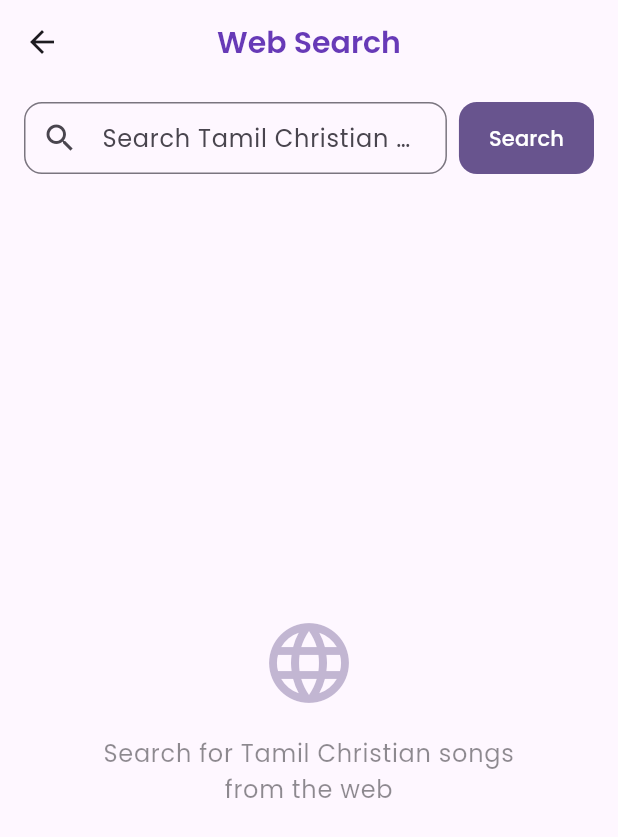
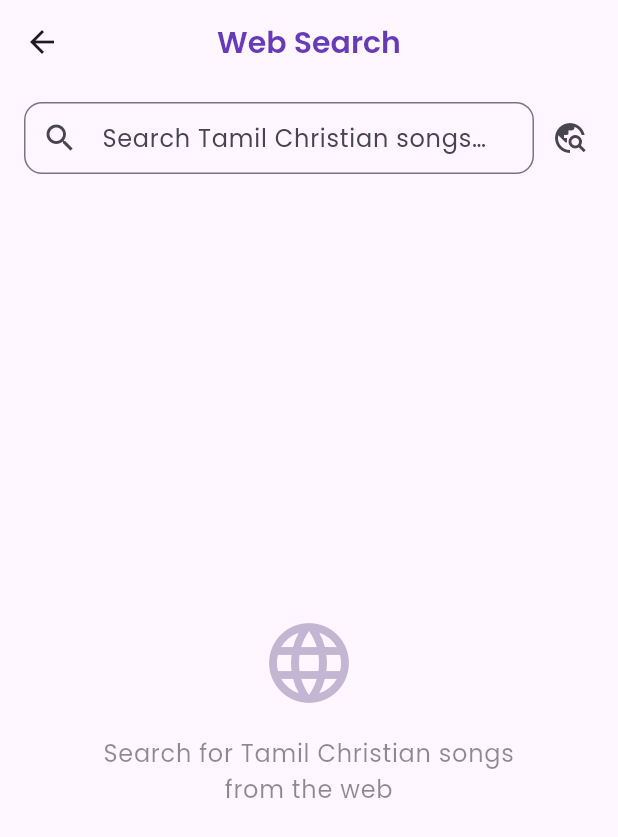
Before and after one commit to samuelshan123/church_presenter, a Flutter app: the WebSearchScreen screen opened directly, on a phone screen of 412 x 824 dp. Shown: the top 837 px of the screen. Run offline on Flutter 3.47's test engine with Material 3 defaults, Android fonts, the phone set to English and light mode, and no system bars; our stand-ins replace flutter_colorpicker, google_fonts, image_picker, shared_preferences, shelf, shelf_web_socket and 2 more; missing offline and left inert: shelf_router; accounts and stored records are empty.

Commit message:
efficent web search added

```diff
--- a/lib/ui/screens/songs/web_search_screen.dart
+++ b/lib/ui/screens/songs/web_search_screen.dart
@@ -22,6 +22,12 @@ class _WebSearchScreenState extends State<WebSearchScreen> {
   String? _error;
 
   @override
+  void initState() {
+    super.initState();
+    _searchController.addListener(() => setState(() {}));
+  }
+
+  @override
   void dispose() {
     _searchController.dispose();
     super.dispose();
@@ -39,7 +45,7 @@ class _WebSearchScreenState extends State<WebSearchScreen> {
     });
 
     try {
-      final results = await _searchService.searchSongs(query);
+      final results = await _searchService.searchTitles(query);
       if (mounted) {
         setState(() {
           _results = results;
@@ -62,7 +68,6 @@ class _WebSearchScreenState extends State<WebSearchScreen> {
       MaterialPageRoute(
         builder: (_) => WebSongDetailScreen(
           title: result.title,
-          lyrics: result.lyrics,
           sourceUrl: result.resolvedSource,
           serverService: widget.serverService,
         ),
@@ -87,8 +92,9 @@ class _WebSearchScreenState extends State<WebSearchScreen> {
   }
 
   Widget _buildSearchBar() {
-    return Container(
-      padding: const EdgeInsets.fromLTRB(16, 12, 16, 8),
+    final hasText = _searchController.text.isNotEmpty;
+    return Padding(
+      padding: const EdgeInsets.fromLTRB(16, 12, 8, 8),
       child: Row(
         children: [
           Expanded(
@@ -99,6 +105,13 @@ class _WebSearchScreenState extends State<WebSearchScreen> {
               decoration: InputDecoration(
                 hintText: 'Search Tamil Christian songs…',
                 prefixIcon: const Icon(Icons.search),
+                suffixIcon: hasText
+                    ? IconButton(
+                        icon: const Icon(Icons.clear),
+                        onPressed: () => _searchController.clear(),
+                        tooltip: 'Clear',
+                      )
+                    : null,
                 border: OutlineInputBorder(
                   borderRadius: BorderRadius.circular(12),
                 ),
@@ -107,23 +120,20 @@ class _WebSearchScreenState extends State<WebSearchScreen> {
               ),
             ),
           ),
-          const SizedBox(width: 8),
-          FilledButton(
+          IconButton(
             onPressed: _isLoading ? null : _search,
-            style: FilledButton.styleFrom(
+            icon: _isLoading
+                ? const SizedBox(
+                    width: 20,
+                    height: 20,
+                    child: CircularProgressIndicator(strokeWidth: 2),
+                  )
+                : const Icon(Icons.travel_explore),
+            tooltip: 'Search',
+            style: IconButton.styleFrom(
               shape: RoundedRectangleBorder(
                   borderRadius: BorderRadius.circular(12)),
-              padding:
-                  const EdgeInsets.symmetric(horizontal: 20, vertical: 14),
             ),
-            child: _isLoading
-                ? const SizedBox(
-                    width: 18,
-                    height: 18,
-                    child: CircularProgressIndicator(
-                        strokeWidth: 2, color: Colors.white),
-                  )
-                : const Text('Search'),
           ),
         ],
       ),
@@ -138,7 +148,7 @@ class _WebSearchScreenState extends State<WebSearchScreen> {
           children: [
             CircularProgressIndicator(),
             SizedBox(height: 16),
-            Text('Searching and fetching lyrics…'),
+            Text('Searching…'),
           ],
         ),
       );
@@ -225,9 +235,6 @@ class _WebSearchScreenState extends State<WebSearchScreen> {
 
   Widget _buildResultTile(WebSongResult result) {
     final domain = _extractDomain(result.resolvedSource);
-    final preview = result.lyrics.length > 120
-        ? '${result.lyrics.substring(0, 120).trim()}…'
-        : result.lyrics;
 
     return Card(
       elevation: 1,
@@ -237,13 +244,13 @@ class _WebSearchScreenState extends State<WebSearchScreen> {
         borderRadius: BorderRadius.circular(12),
         child: Padding(
           padding: const EdgeInsets.all(16),
+          child: Row(
+            children: [
+              Expanded(
                 child: Column(
                   crossAxisAlignment: CrossAxisAlignment.start,
                   children: [
-              Row(
-                children: [
-                  Expanded(
-                    child: Text(
+                    Text(
                       result.title,
                       style:
                           Theme.of(context).textTheme.titleMedium?.copyWith(
@@ -252,11 +259,6 @@ class _WebSearchScreenState extends State<WebSearchScreen> {
                       maxLines: 2,
                       overflow: TextOverflow.ellipsis,
                     ),
-                  ),
-                  const SizedBox(width: 8),
-                  const Icon(Icons.chevron_right),
-                ],
-              ),
                     const SizedBox(height: 6),
                     Row(
                       children: [
@@ -264,27 +266,20 @@ class _WebSearchScreenState extends State<WebSearchScreen> {
                         const SizedBox(width: 4),
                         Text(
                           domain,
-                    style: Theme.of(context).textTheme.labelSmall?.copyWith(
-                          color: Theme.of(context).colorScheme.primary,
+                          style: Theme.of(context)
+                              .textTheme
+                              .labelSmall
+                              ?.copyWith(
+                                color:
+                                    Theme.of(context).colorScheme.primary,
                               ),
                         ),
                       ],
                     ),
-              if (preview.isNotEmpty) ...[
-                const SizedBox(height: 8),
-                Text(
-                  preview,
-                  style: Theme.of(context).textTheme.bodySmall?.copyWith(
-                        color: Theme.of(context)
-                            .colorScheme
-                            .onSurface
-                            .withOpacity(0.55),
-                        height: 1.5,
+                  ],
                 ),
-                  maxLines: 3,
-                  overflow: TextOverflow.ellipsis,
               ),
-              ],
+              const Icon(Icons.chevron_right),
             ],
           ),
         ),
```
Also changed, not shown: lib/services/web_search_service.dart (+24 -0 lines), lib/ui/screens/songs/web_song_detail_screen.dart (+81 -5 lines). Lines whose indentation alone changed are shown as unchanged.
